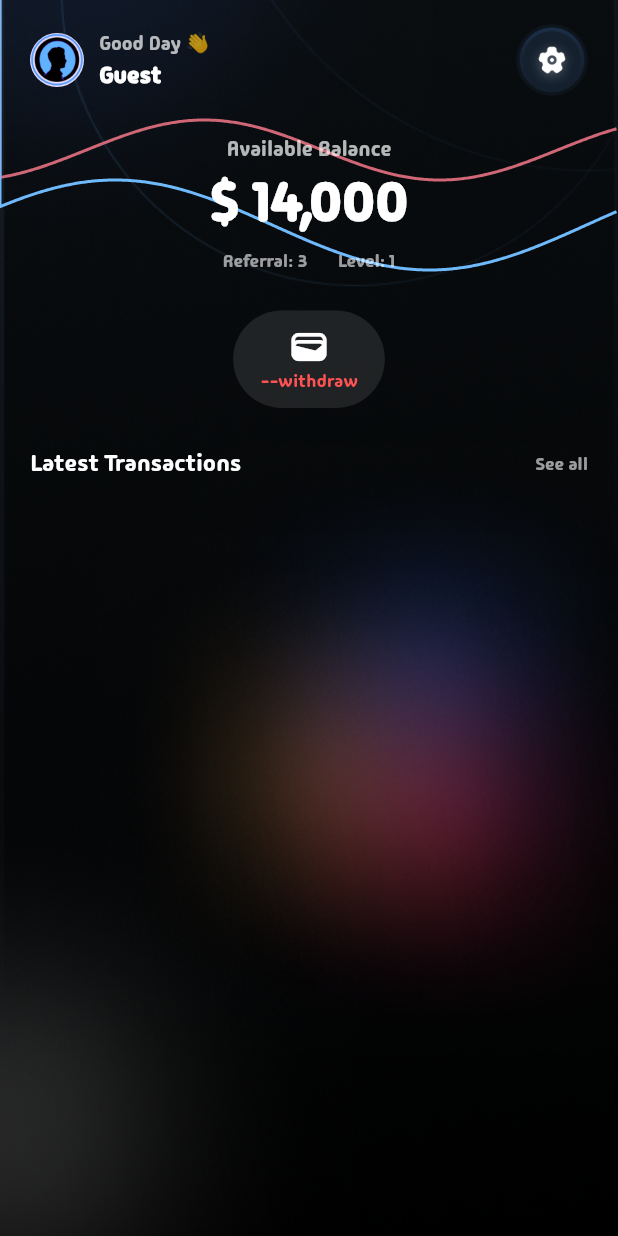
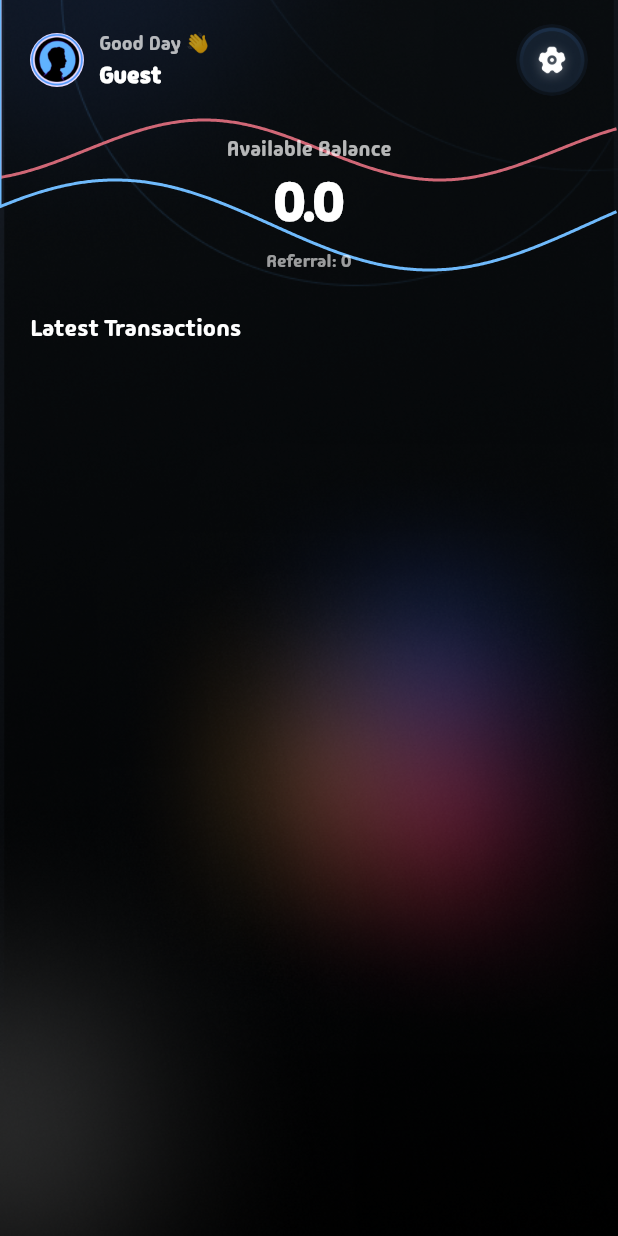
Before and after one commit to ShaheenDevs/edge_market_flutter, a Flutter app: the HomeView screen opened by its route, on a phone screen of 412 x 824 dp. Run offline on Flutter 3.47's test engine with Material 3 defaults, Android fonts, the phone set to English and light mode, and no system bars; our stand-ins replace cached_network_image, fluttertoast, image_picker, motion_tab_bar_v2, shared_preferences, stacked and 2 more; accounts and stored records are empty.

Commit message:
kyc and leader board

```diff
--- a/lib/models/leaderboard.dart
+++ b/lib/models/leaderboard.dart
@@ -3,14 +3,14 @@ class LeaderboardUser {
   int? rank;
   final String fullName;
   final String profile;
-  final double withdrawBalance;
+  final double balance;
 
   LeaderboardUser({
     required this.id,
     required this.rank,
     required this.fullName,
     required this.profile,
-    required this.withdrawBalance,
+    required this.balance,
   });
 
   factory LeaderboardUser.fromJson(Map<String, dynamic> json) =>
@@ -19,6 +19,6 @@ class LeaderboardUser {
         rank: json['rank'] ?? 0,
         fullName: json['fullName'] ?? "",
         profile: json['profile'] ?? "",
-        withdrawBalance: double.parse(json['withdrawBalance'].toString()),
+        balance: double.parse(json['balance'].toString()),
       );
 }
--- a/lib/models/user.dart
+++ b/lib/models/user.dart
@@ -11,6 +11,7 @@ class UserModel {
   final int balance;
   final int withdrawBalance;
   final int? referralBy;
+  final int? referralCount;
   final String language;
   final String kycStatus;
   final DateTime createdAt;
@@ -31,6 +32,7 @@ class UserModel {
     required this.balance,
     required this.withdrawBalance,
     this.referralBy,
+    this.referralCount,
     required this.language,
     required this.kycStatus,
     required this.createdAt,
@@ -53,6 +55,7 @@ class UserModel {
       balance: json['balance'] ?? 0,
       withdrawBalance: json['withdrawBalance'] ?? 0,
       referralBy: json['referralBy'],
+      referralCount: json['referralCount'],
       language: json['language'] ?? 'English',
       kycStatus: json['kycStatus'] ?? 'not_applied',
       createdAt: DateTime.parse(json['createdAt']),
@@ -76,6 +79,7 @@ class UserModel {
       'balance': balance,
       'withdrawBalance': withdrawBalance,
       'referralBy': referralBy,
+      'referralCount': referralCount,
       'language': language,
       'kycStatus': kycStatus,
       'createdAt': createdAt.toIso8601String(),
--- a/lib/services/api_service.dart
+++ b/lib/services/api_service.dart
@@ -47,7 +47,7 @@ class ApiService {
     required File documentImage,
     required File paymentProof,
     required String documentType,
-    required String paymentId,
+    required String payment,
     required String userId,
   }) async {
     final request = http.MultipartRequest(
@@ -57,7 +57,7 @@ class ApiService {
     }
 
     request.fields['documentType'] = documentType;
-    request.fields['paymentId'] = paymentId;
+    request.fields['payment'] = payment;
     request.fields['userId'] = userId;
     request.files.add(await http.MultipartFile.fromPath(
         'selfieImage', selfieImage.path,
--- a/lib/services/kyc_service.dart
+++ b/lib/services/kyc_service.dart
@@ -18,7 +18,7 @@ class KycService {
     required File documentImage,
     required File paymentProof,
     required String documentType,
-    required String paymentId,
+    required String payment,
   }) async {
     try {
       final response = await _apiService.uploadKyc(
@@ -26,7 +26,7 @@ class KycService {
         documentImage: documentImage,
         documentType: documentType,
         paymentProof: paymentProof,
-        paymentId: paymentId,
+        payment: payment,
         userId: "${_authService.user?.id}",
       );
 
--- a/lib/ui/views/Auth/startup/startup_viewmodel.dart
+++ b/lib/ui/views/Auth/startup/startup_viewmodel.dart
@@ -25,7 +25,7 @@ class StartupViewModel extends BaseViewModel {
     // Check if user exists
     if (localUser != null) {
       // Try to sign in again using saved credentials
-      final user = await _authService.getUser(localUser.id);
+      final user = await _authService.getUser(0);
 
       if (user is UserModel) {
         // Navigate based on KYC status
--- a/lib/ui/views/home/home_view.dart
+++ b/lib/ui/views/home/home_view.dart
@@ -75,22 +75,23 @@ class HomeView extends StackedView<HomeViewModel> {
                         verticalSpaceMedium,
 
                         /// Balance
-                        const Center(
+                        Center(
                           child: Column(
                             children: [
-                              Text("Available Balance",
+                              const Text("Available Balance",
                                   style: TextStyle(
                                       color: Colors.white70,
                                       fontWeight: FontWeight.w400)),
                               horizontalSpaceSmall,
-                              Text("\$ 14,000",
-                                  style: TextStyle(
+                              Text("${viewModel.user?.balance ?? 0.0}",
+                                  style: const TextStyle(
                                       color: Colors.white,
                                       fontSize: 36,
                                       fontWeight: FontWeight.bold)),
                               verticalSpaceTiny,
-                              Text("Referral: 3       Level: 1",
-                                  style: TextStyle(
+                              Text(
+                                  "Referral: ${viewModel.user?.referralCount ?? "0"}",
+                                  style: const TextStyle(
                                       color: Colors.white60, fontSize: 12)),
                             ],
                           ),
@@ -98,30 +99,30 @@ class HomeView extends StackedView<HomeViewModel> {
                         verticalSpaceMedium,
 
                         /// Action Button (Withdraw)
-                        Center(
-                          child: InkWell(
-                            onTap: viewModel.showWithdrawBottomSheet,
-                            child: Container(
-                              padding: const EdgeInsets.symmetric(
-                                  horizontal: 18, vertical: 10),
-                              decoration: BoxDecoration(
-                                color: Colors.white10,
-                                borderRadius: BorderRadius.circular(100),
-                              ),
-                              child: const Column(
-                                children: [
-                                  Icon(Icons.wallet,
-                                      color: Colors.white, size: 28),
-                                  Text("--withdraw",
-                                      style: TextStyle(
-                                          color: Colors.redAccent,
-                                          fontSize: 12)),
-                                ],
-                              ),
-                            ),
-                          ),
-                        ),
-                        verticalSpaceMedium,
+                        // Center(
+                        //   child: InkWell(
+                        //     onTap: viewModel.showWithdrawBottomSheet,
+                        //     child: Container(
+                        //       padding: const EdgeInsets.symmetric(
+                        //           horizontal: 18, vertical: 10),
+                        //       decoration: BoxDecoration(
+                        //         color: Colors.white10,
+                        //         borderRadius: BorderRadius.circular(100),
+                        //       ),
+                        //       child: const Column(
+                        //         children: [
+                        //           Icon(Icons.wallet,
+                        //               color: Colors.white, size: 28),
+                        //           Text("--withdraw",
+                        //               style: TextStyle(
+                        //                   color: Colors.redAccent,
+                        //                   fontSize: 12)),
+                        //         ],
+                        //       ),
+                        //     ),
+                        //   ),
+                        // ),
+                        // verticalSpaceMedium,
 
                         /// Transactions Title
                         const Row(
@@ -130,9 +131,9 @@ class HomeView extends StackedView<HomeViewModel> {
                             Text("Latest Transactions",
                                 style: TextStyle(
                                     color: Colors.white, fontSize: 16)),
-                            Text("See all",
-                                style: TextStyle(
-                                    color: Colors.white60, fontSize: 12)),
+                            // Text("See all",
+                            //     style: TextStyle(
+                            //         color: Colors.white60, fontSize: 12)),
                           ],
                         ),
                         verticalSpaceSmall,
--- a/lib/ui/views/kyc/kyc_viewmodel.dart
+++ b/lib/ui/views/kyc/kyc_viewmodel.dart
@@ -105,7 +105,7 @@ class KycViewModel extends BaseViewModel {
         documentImage: idDocument!,
         paymentProof: paymentProof!,
         documentType: type!,
-        paymentId: selectedPaymentMethod?.accountNumber ?? "",
+        payment: "5000",
       );
 
       if (kyc != null) {
--- a/lib/ui/views/leader_board/leader_board_view.dart
+++ b/lib/ui/views/leader_board/leader_board_view.dart
@@ -38,7 +38,7 @@ class LeaderBoardView extends StackedView<LeaderBoardViewModel> {
                     mainAxisAlignment: MainAxisAlignment.spaceEvenly,
                     children: viewModel.topUsers
                         .map((user) => TopUserWidget(
-                            user: user, rank: user.withdrawBalance))
+                            user: user, rank: user.balance))
                         .toList(),
                   ),
 
--- a/lib/ui/views/leader_board/widgets/leader_tile.dart
+++ b/lib/ui/views/leader_board/widgets/leader_tile.dart
@@ -40,7 +40,7 @@ class LeaderTile extends ViewModelWidget<LeaderBoardViewModel> {
             child: Text(user.fullName,
                 style: const TextStyle(color: Colors.white, fontSize: 15)),
           ),
-          Text("${user.withdrawBalance ~/ 1000}k",
+          Text("${user.balance ~/ 1000}k",
               style: const TextStyle(color: Colors.white)),
         ],
       ),
--- a/lib/ui/views/leader_board/widgets/top_user_widget.dart
+++ b/lib/ui/views/leader_board/widgets/top_user_widget.dart
@@ -46,7 +46,7 @@ class TopUserWidget extends ViewModelWidget<LeaderBoardViewModel> {
         verticalSpaceTiny,
         Text(user.fullName,
             style: const TextStyle(color: Colors.white, fontSize: 14)),
-        Text("${(user.withdrawBalance / 1000).toStringAsFixed(0)}k",
+        Text("${(user.balance / 1000).toStringAsFixed(0)}k",
             style: const TextStyle(color: Colors.grey)),
         if (rank == 2) (verticalSpaceMedium)
       ],
--- a/lib/ui/views/my_network/my_network_viewmodel.dart
+++ b/lib/ui/views/my_network/my_network_viewmodel.dart
@@ -23,7 +23,7 @@ class MyNetworkViewModel extends BaseViewModel {
   int get pendingCount =>
       _members.where((m) => m.kycStatus == 'pending').length;
   int get acceptedCount =>
-      _members.where((m) => m.kycStatus == 'accepted').length;
+      _members.where((m) => m.kycStatus == 'approved').length;
 
   String get inviteCode => "edg${user?.id}";
 
```
Also changed, not shown: lib/models/kyc.dart (+4 -4 lines), lib/models/member.dart (+20 -16 lines), lib/ui/views/my_network/my_network_view.dart (+8 -8 lines).
